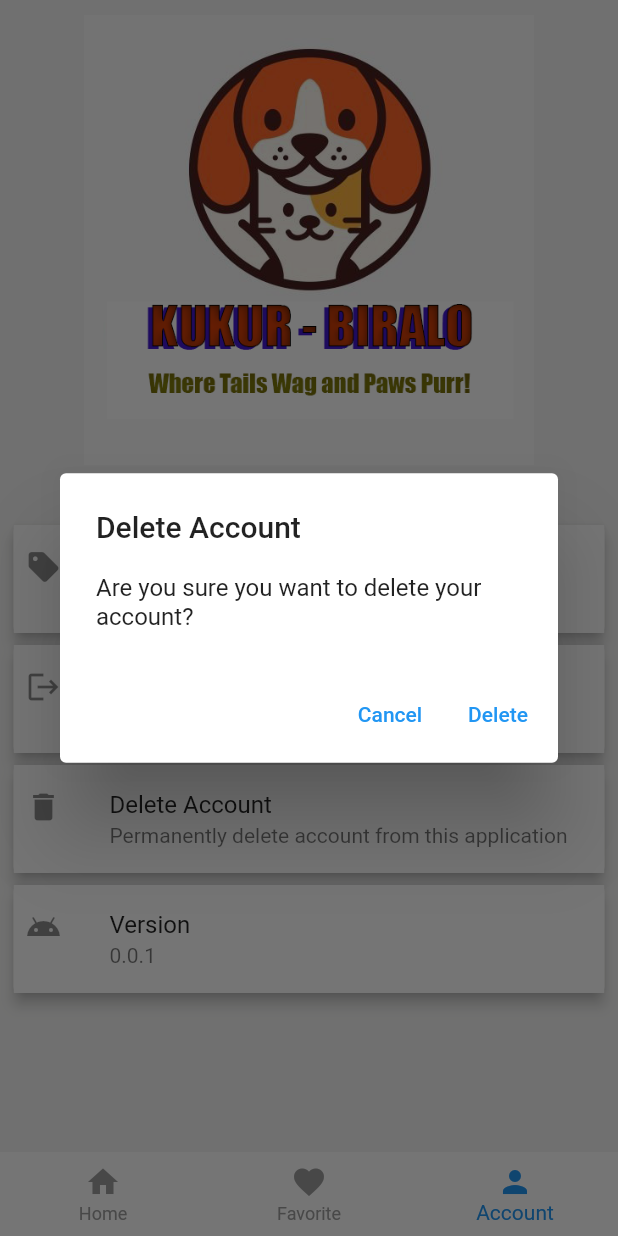
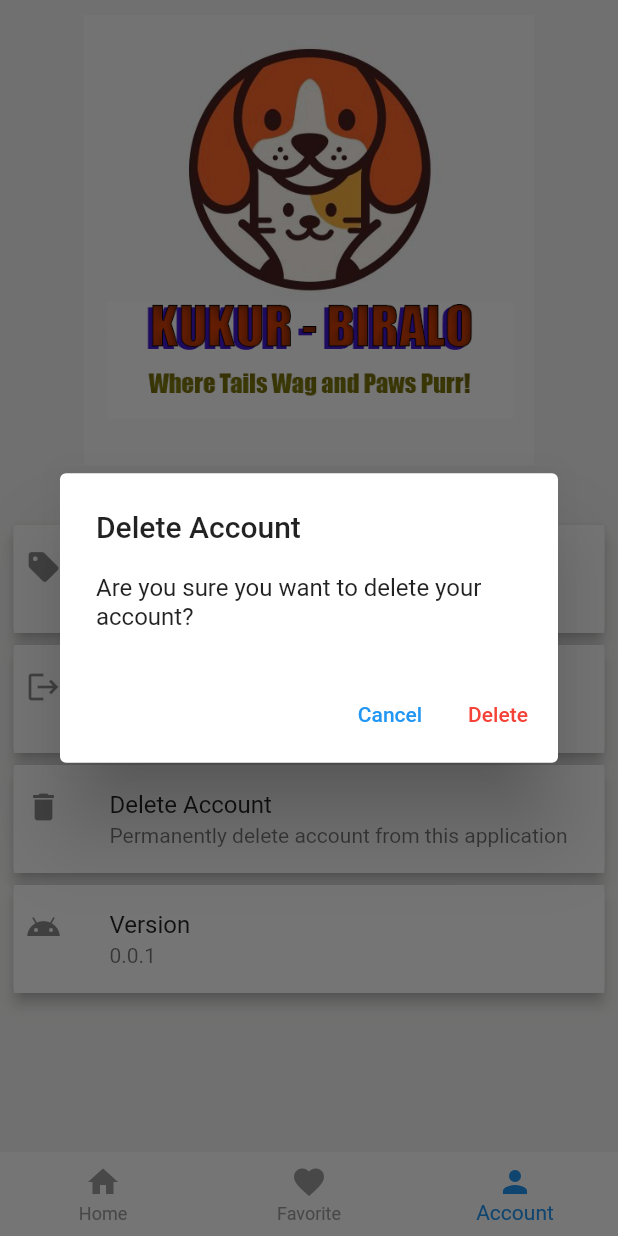
Before and after one commit to 220049/KUKUR-BIRALO, a Flutter app: the DashboardScreen screen opened by its route, item 3 of the bottom bar chosen, after a tap on "Delete Account", on a phone screen of 412 x 824 dp. Run offline on Flutter 3.47's test engine with Material 2 defaults, Android fonts, the phone set to English and light mode, and no system bars; drawn by our look-alikes of loader_overlay; our stand-ins replace cloud_firestore, firebase_auth, firebase_core, firebase_messaging, firebase_storage, flutter_local_notifications and 2 more; missing offline and left inert: dart:ffi; accounts and stored records are empty; network calls fail.

Commit message:
delete account code

```diff
--- a/KUKUR-BIRALO/lib/screens/account/account_screen.dart
+++ b/KUKUR-BIRALO/lib/screens/account/account_screen.dart
@@ -102,6 +102,9 @@ class _AccountScreenState extends State<AccountScreen> {
                           deleteAccount();
                           Navigator.of(context).pop();
                         },
+                        style: TextButton.styleFrom(
+                          primary: Colors.red, // Set the text color to red
+                        ),
                         child: Text("Delete"),
                       ),
                     ],
@@ -110,6 +113,7 @@ class _AccountScreenState extends State<AccountScreen> {
               );
             },
           ),
+
 
           makeSettings(
               icon: Icon(Icons.android),
```
